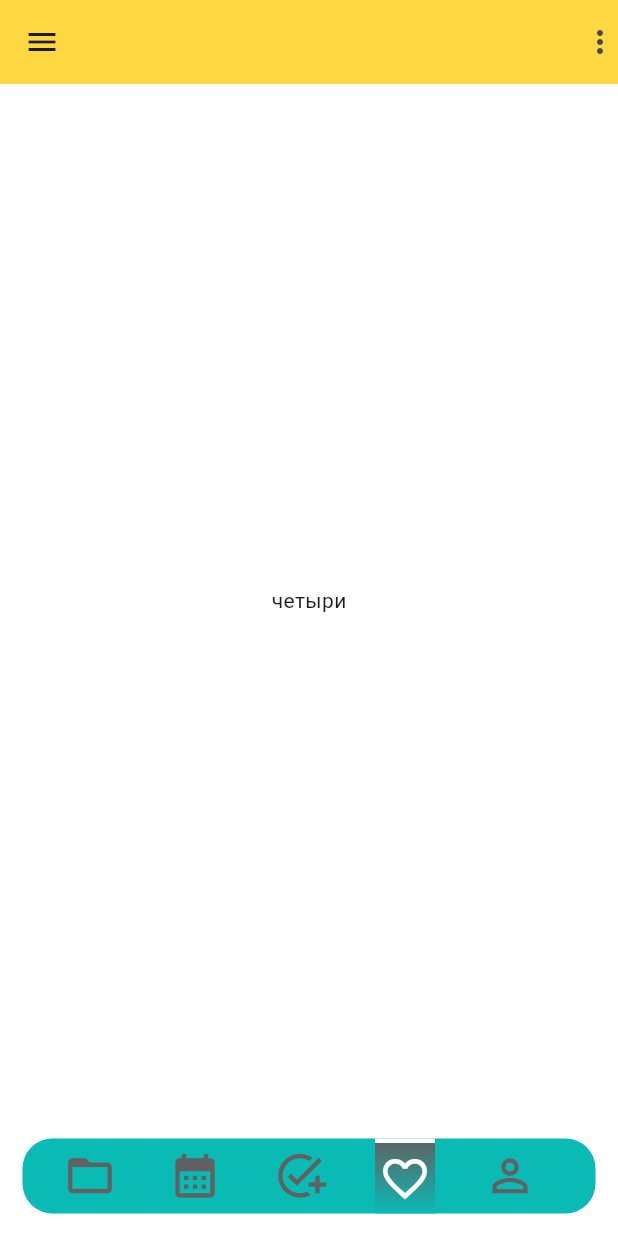
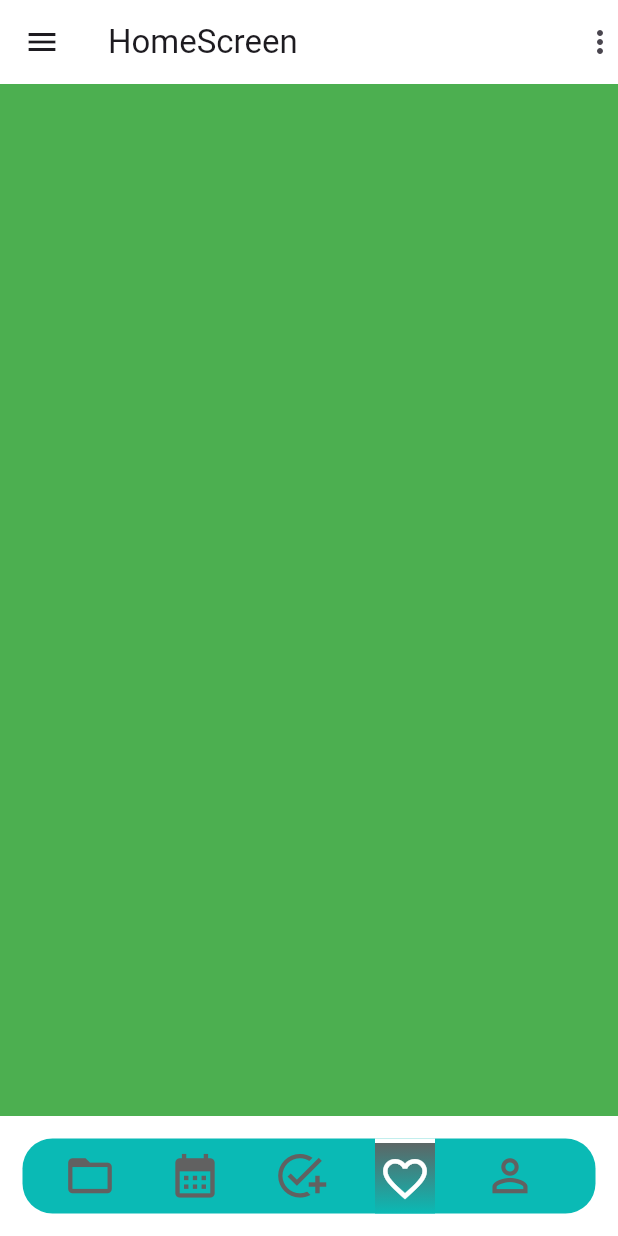
Before and after one commit to MironAlikc/planner_app, a Flutter app: the screen it shows after launch, after a tap on the "calendar month" icon, after a tap on the "add task" icon, after a tap on the "favorite outline" icon, on a phone screen of 412 x 824 dp. Run offline on Flutter 3.47's test engine with Material 2 defaults, Android fonts, the phone set to English and light mode, and no system bars.

Commit message:
Added screens

```diff
--- a/lib/bottom_navigation_bar_widget.dart
+++ b/lib/bottom_navigation_bar_widget.dart
@@ -1,6 +1,9 @@
 import 'package:flutter/material.dart';
 import 'package:planner_app/resources/colors.dart';
+import 'package:planner_app/screen_bar/affairs_screen.dart';
 import 'package:planner_app/screen_bar/goals_screen.dart';
+import 'package:planner_app/screen_bar/notes_screen.dart';
+import 'package:planner_app/screen_bar/tracker_screen.dart';
 
 class BottomNavigationBarWidget extends StatefulWidget {
   const BottomNavigationBarWidget({super.key});
@@ -15,9 +18,9 @@ class _BottomNavigationBarWidgetState extends State<BottomNavigationBarWidget>
   int selectedIndex = 0;
   final List<Widget> _widgetOptions = <Widget>[
     const GoalsScreen(),
-    const Center(child: Text('два')),
-    const Center(child: Text('три')),
-    const Center(child: Text('четыри')),
+    const AffairsScreen(),
+    const TrackerScreen(),
+    const NotesScreen(),
     const Center(child: Text('пять')),
   ];
 
--- a/lib/home_screen/home_screen.dart
+++ b/lib/home_screen/home_screen.dart
@@ -9,10 +9,11 @@ class HomeScreen extends StatelessWidget {
     return Scaffold(
       drawer: const Drawer(),
       appBar: AppBar(
+        title: Text('HomeScreen'),
         actions: const [
           Icon(Icons.more_vert),
         ],
-        backgroundColor: Colors.amberAccent,
+        backgroundColor: Colors.white,
       ),
       body: const BottomNavigationBarWidget(),
     );
--- /dev/null
+++ b/lib/screen_bar/affairs_screen.dart
@@ -0,0 +1,12 @@
+import 'package:flutter/material.dart';
+
+class AffairsScreen extends StatelessWidget {
+  const AffairsScreen({super.key});
+
+  @override
+  Widget build(BuildContext context) {
+    return Scaffold(
+      backgroundColor: Colors.amber,
+    );
+  }
+}
--- a/lib/screen_bar/goals_screen.dart
+++ b/lib/screen_bar/goals_screen.dart
@@ -8,11 +8,6 @@ class GoalsScreen extends StatelessWidget {
   Widget build(BuildContext context) {
     return Scaffold(
       backgroundColor: Colors.white,
-      appBar: AppBar(
-        //toolbarHeight: 120,
-        backgroundColor: Colors.white,
-        title: Text('Цели'),
-      ),
       body: Center(
         child: Text('У Вас пока нет целей'),
       ),
--- /dev/null
+++ b/lib/screen_bar/notes_screen.dart
@@ -0,0 +1,10 @@
+import 'package:flutter/material.dart';
+
+class NotesScreen extends StatelessWidget {
+  const NotesScreen({super.key});
+
+  @override
+  Widget build(BuildContext context) {
+    return Scaffold(backgroundColor: Colors.green);
+  }
+}
--- /dev/null
+++ b/lib/screen_bar/tracker_screen.dart
@@ -0,0 +1,12 @@
+import 'package:flutter/material.dart';
+
+class TrackerScreen extends StatelessWidget {
+  const TrackerScreen({super.key});
+
+  @override
+  Widget build(BuildContext context) {
+    return Scaffold(
+      backgroundColor: Colors.grey,
+    );
+  }
+}
```
Also changed, not shown: lib/screen_bar/finance_screen.dart (added, +10 -0 lines).
